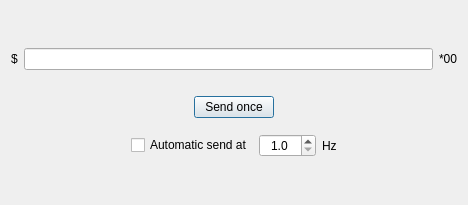
Qt form src/menu_bar/simu/menubar_simdata.ui (Kupofty/OpenSeaNav) before a commit.
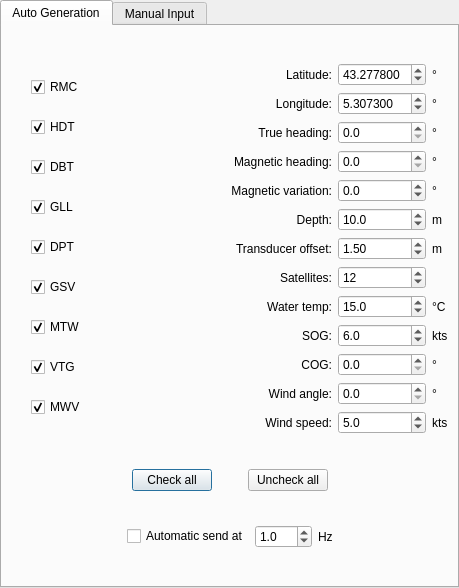
The same form after that commit.

```diff
--- a/src/menu_bar/simu/menubar_simdata.ui
+++ b/src/menu_bar/simu/menubar_simdata.ui
@@ -6,44 +6,749 @@
    <rect>
     <x>0</x>
     <y>0</y>
-    <width>468</width>
-    <height>205</height>
+    <width>459</width>
+    <height>588</height>
    </rect>
   </property>
   <property name="windowTitle">
    <string>Dialog</string>
   </property>
   <layout class="QGridLayout" name="gridLayout">
+   <property name="leftMargin">
+    <number>0</number>
+   </property>
+   <property name="topMargin">
+    <number>0</number>
+   </property>
+   <property name="rightMargin">
+    <number>0</number>
+   </property>
+   <property name="bottomMargin">
+    <number>0</number>
+   </property>
+   <property name="spacing">
+    <number>0</number>
+   </property>
    <item row="0" column="0">
-    <spacer name="verticalSpacer">
+    <widget class="QTabWidget" name="tabWidget">
+     <property name="currentIndex">
+      <number>0</number>
+     </property>
+     <widget class="QWidget" name="tab_auto_generation">
+      <attribute name="title">
+       <string>Auto Generation</string>
+      </attribute>
+      <layout class="QVBoxLayout" name="verticalLayout">
+       <item>
+        <spacer name="verticalSpacer_3">
      <property name="orientation">
       <enum>Qt::Orientation::Vertical</enum>
      </property>
      <property name="sizeHint" stdset="0">
       <size>
        <width>20</width>
-       <height>106</height>
+           <height>40</height>
       </size>
      </property>
     </spacer>
    </item>
-   <item row="4" column="0">
+       <item>
+        <layout class="QHBoxLayout" name="horizontalLayout_5">
+         <property name="leftMargin">
+          <number>0</number>
+         </property>
+         <property name="topMargin">
+          <number>0</number>
+         </property>
+         <item>
+          <layout class="QGridLayout" name="gridLayout_3">
+           <property name="leftMargin">
+            <number>20</number>
+           </property>
+           <item row="2" column="0">
+            <widget class="QCheckBox" name="checkBox_DBT">
+             <property name="sizePolicy">
+              <sizepolicy hsizetype="Maximum" vsizetype="Fixed">
+               <horstretch>0</horstretch>
+               <verstretch>0</verstretch>
+              </sizepolicy>
+             </property>
+             <property name="text">
+              <string notr="true">DBT</string>
+             </property>
+             <property name="checked">
+              <bool>true</bool>
+             </property>
+            </widget>
+           </item>
+           <item row="8" column="0">
+            <widget class="QCheckBox" name="checkBox_MTW">
+             <property name="text">
+              <string notr="true">MTW</string>
+             </property>
+             <property name="checked">
+              <bool>true</bool>
+             </property>
+            </widget>
+           </item>
+           <item row="5" column="0">
+            <widget class="QCheckBox" name="checkBox_DPT">
+             <property name="text">
+              <string notr="true">DPT</string>
+             </property>
+             <property name="checked">
+              <bool>true</bool>
+             </property>
+            </widget>
+           </item>
+           <item row="7" column="0">
+            <widget class="QCheckBox" name="checkBox_GSV">
+             <property name="text">
+              <string notr="true">GSV</string>
+             </property>
+             <property name="checked">
+              <bool>true</bool>
+             </property>
+            </widget>
+           </item>
+           <item row="9" column="0">
+            <widget class="QCheckBox" name="checkBox_VTG">
+             <property name="text">
+              <string notr="true">VTG</string>
+             </property>
+             <property name="checked">
+              <bool>true</bool>
+             </property>
+            </widget>
+           </item>
+           <item row="0" column="0">
+            <widget class="QCheckBox" name="checkBox_RMC">
+             <property name="text">
+              <string notr="true">RMC</string>
+             </property>
+             <property name="checked">
+              <bool>true</bool>
+             </property>
+            </widget>
+           </item>
+           <item row="3" column="0">
+            <widget class="QCheckBox" name="checkBox_GLL">
+             <property name="text">
+              <string notr="true">GLL</string>
+             </property>
+             <property name="checked">
+              <bool>true</bool>
+             </property>
+            </widget>
+           </item>
+           <item row="1" column="0">
+            <widget class="QCheckBox" name="checkBox_HDT">
+             <property name="text">
+              <string notr="true">HDT</string>
+             </property>
+             <property name="checked">
+              <bool>true</bool>
+             </property>
+            </widget>
+           </item>
+           <item row="10" column="0">
+            <widget class="QCheckBox" name="checkBox_MWV">
+             <property name="text">
+              <string notr="true">MWV</string>
+             </property>
+             <property name="checked">
+              <bool>true</bool>
+             </property>
+            </widget>
+           </item>
+          </layout>
+         </item>
+         <item>
+          <layout class="QGridLayout" name="gridLayout_2">
+           <property name="topMargin">
+            <number>0</number>
+           </property>
+           <item row="3" column="1">
+            <widget class="QLabel" name="label_17">
+             <property name="text">
+              <string>Magnetic heading:</string>
+             </property>
+             <property name="alignment">
+              <set>Qt::AlignmentFlag::AlignRight|Qt::AlignmentFlag::AlignTrailing|Qt::AlignmentFlag::AlignVCenter</set>
+             </property>
+            </widget>
+           </item>
+           <item row="1" column="3">
+            <widget class="QLabel" name="label_13">
+             <property name="text">
+              <string notr="true">°</string>
+             </property>
+            </widget>
+           </item>
+           <item row="12" column="2">
+            <widget class="QDoubleSpinBox" name="doubleSpinBox_windSpeed">
+             <property name="decimals">
+              <number>1</number>
+             </property>
+             <property name="value">
+              <double>5.000000000000000</double>
+             </property>
+            </widget>
+           </item>
+           <item row="3" column="2">
+            <widget class="QDoubleSpinBox" name="doubleSpinBox_magHeading">
+             <property name="decimals">
+              <number>1</number>
+             </property>
+             <property name="minimum">
+              <double>0.000000000000000</double>
+             </property>
+             <property name="maximum">
+              <double>360.000000000000000</double>
+             </property>
+             <property name="singleStep">
+              <double>45.000000000000000</double>
+             </property>
+            </widget>
+           </item>
+           <item row="1" column="2">
+            <widget class="QDoubleSpinBox" name="doubleSpinBox_longitude">
+             <property name="decimals">
+              <number>6</number>
+             </property>
+             <property name="minimum">
+              <double>-90.000000000000000</double>
+             </property>
+             <property name="maximum">
+              <double>90.000000000000000</double>
+             </property>
+             <property name="value">
+              <double>5.307300000000000</double>
+             </property>
+            </widget>
+           </item>
+           <item row="2" column="2">
+            <widget class="QDoubleSpinBox" name="doubleSpinBox_trueHeading">
+             <property name="decimals">
+              <number>1</number>
+             </property>
+             <property name="minimum">
+              <double>0.000000000000000</double>
+             </property>
+             <property name="maximum">
+              <double>360.000000000000000</double>
+             </property>
+             <property name="singleStep">
+              <double>45.000000000000000</double>
+             </property>
+             <property name="value">
+              <double>0.000000000000000</double>
+             </property>
+            </widget>
+           </item>
+           <item row="4" column="2">
+            <widget class="QDoubleSpinBox" name="doubleSpinBox_magVariation">
+             <property name="decimals">
+              <number>1</number>
+             </property>
+             <property name="minimum">
+              <double>-360.000000000000000</double>
+             </property>
+             <property name="maximum">
+              <double>360.000000000000000</double>
+             </property>
+            </widget>
+           </item>
+           <item row="8" column="1">
+            <widget class="QLabel" name="label_15">
+             <property name="text">
+              <string>Water temp:</string>
+             </property>
+             <property name="alignment">
+              <set>Qt::AlignmentFlag::AlignRight|Qt::AlignmentFlag::AlignTrailing|Qt::AlignmentFlag::AlignVCenter</set>
+             </property>
+            </widget>
+           </item>
+           <item row="5" column="3">
+            <widget class="QLabel" name="label_5">
+             <property name="sizePolicy">
+              <sizepolicy hsizetype="Maximum" vsizetype="Preferred">
+               <horstretch>0</horstretch>
+               <verstretch>0</verstretch>
+              </sizepolicy>
+             </property>
+             <property name="text">
+              <string notr="true">m</string>
+             </property>
+            </widget>
+           </item>
+           <item row="4" column="1">
+            <widget class="QLabel" name="label_21">
+             <property name="text">
+              <string>Magnetic variation:</string>
+             </property>
+             <property name="alignment">
+              <set>Qt::AlignmentFlag::AlignRight|Qt::AlignmentFlag::AlignTrailing|Qt::AlignmentFlag::AlignVCenter</set>
+             </property>
+            </widget>
+           </item>
+           <item row="0" column="1">
+            <widget class="QLabel" name="label_10">
+             <property name="text">
+              <string>Latitude:</string>
+             </property>
+             <property name="alignment">
+              <set>Qt::AlignmentFlag::AlignRight|Qt::AlignmentFlag::AlignTrailing|Qt::AlignmentFlag::AlignVCenter</set>
+             </property>
+            </widget>
+           </item>
+           <item row="1" column="1">
+            <widget class="QLabel" name="label_12">
+             <property name="text">
+              <string>Longitude:</string>
+             </property>
+             <property name="alignment">
+              <set>Qt::AlignmentFlag::AlignRight|Qt::AlignmentFlag::AlignTrailing|Qt::AlignmentFlag::AlignVCenter</set>
+             </property>
+            </widget>
+           </item>
+           <item row="6" column="3">
+            <widget class="QLabel" name="label_9">
+             <property name="text">
+              <string notr="true">m</string>
+             </property>
+            </widget>
+           </item>
+           <item row="7" column="1">
+            <widget class="QLabel" name="label_7">
+             <property name="text">
+              <string>Satellites:</string>
+             </property>
+             <property name="alignment">
+              <set>Qt::AlignmentFlag::AlignRight|Qt::AlignmentFlag::AlignTrailing|Qt::AlignmentFlag::AlignVCenter</set>
+             </property>
+            </widget>
+           </item>
+           <item row="6" column="2">
+            <widget class="QDoubleSpinBox" name="doubleSpinBox_transducerOffset">
+             <property name="singleStep">
+              <double>0.100000000000000</double>
+             </property>
+             <property name="value">
+              <double>1.500000000000000</double>
+             </property>
+            </widget>
+           </item>
+           <item row="10" column="1">
+            <widget class="QLabel" name="label_23">
+             <property name="text">
+              <string notr="true">COG:</string>
+             </property>
+             <property name="alignment">
+              <set>Qt::AlignmentFlag::AlignRight|Qt::AlignmentFlag::AlignTrailing|Qt::AlignmentFlag::AlignVCenter</set>
+             </property>
+            </widget>
+           </item>
+           <item row="9" column="1">
+            <widget class="QLabel" name="label_19">
+             <property name="text">
+              <string notr="true">SOG:</string>
+             </property>
+             <property name="alignment">
+              <set>Qt::AlignmentFlag::AlignRight|Qt::AlignmentFlag::AlignTrailing|Qt::AlignmentFlag::AlignVCenter</set>
+             </property>
+            </widget>
+           </item>
+           <item row="0" column="2">
+            <widget class="QDoubleSpinBox" name="doubleSpinBox_latitude">
+             <property name="sizePolicy">
+              <sizepolicy hsizetype="Maximum" vsizetype="Fixed">
+               <horstretch>0</horstretch>
+               <verstretch>0</verstretch>
+              </sizepolicy>
+             </property>
+             <property name="decimals">
+              <number>6</number>
+             </property>
+             <property name="minimum">
+              <double>-90.000000000000000</double>
+             </property>
+             <property name="maximum">
+              <double>90.000000000000000</double>
+             </property>
+             <property name="value">
+              <double>43.277799999999999</double>
+             </property>
+            </widget>
+           </item>
+           <item row="12" column="1">
+            <widget class="QLabel" name="label_27">
+             <property name="text">
+              <string>Wind speed:</string>
+             </property>
+             <property name="alignment">
+              <set>Qt::AlignmentFlag::AlignRight|Qt::AlignmentFlag::AlignTrailing|Qt::AlignmentFlag::AlignVCenter</set>
+             </property>
+            </widget>
+           </item>
+           <item row="4" column="3">
+            <widget class="QLabel" name="label_22">
+             <property name="text">
+              <string notr="true">°</string>
+             </property>
+            </widget>
+           </item>
+           <item row="8" column="3">
+            <widget class="QLabel" name="label_16">
+             <property name="text">
+              <string notr="true">°C</string>
+             </property>
+            </widget>
+           </item>
+           <item row="10" column="3">
+            <widget class="QLabel" name="label_24">
+             <property name="text">
+              <string notr="true">°</string>
+             </property>
+            </widget>
+           </item>
+           <item row="5" column="1">
+            <widget class="QLabel" name="label_6">
+             <property name="text">
+              <string>Depth:</string>
+             </property>
+             <property name="alignment">
+              <set>Qt::AlignmentFlag::AlignRight|Qt::AlignmentFlag::AlignTrailing|Qt::AlignmentFlag::AlignVCenter</set>
+             </property>
+            </widget>
+           </item>
+           <item row="6" column="1">
+            <widget class="QLabel" name="label_8">
+             <property name="text">
+              <string>Transducer offset:</string>
+             </property>
+             <property name="alignment">
+              <set>Qt::AlignmentFlag::AlignRight|Qt::AlignmentFlag::AlignTrailing|Qt::AlignmentFlag::AlignVCenter</set>
+             </property>
+            </widget>
+           </item>
+           <item row="9" column="2">
+            <widget class="QDoubleSpinBox" name="doubleSpinBox_speed">
+             <property name="decimals">
+              <number>1</number>
+             </property>
+             <property name="value">
+              <double>6.000000000000000</double>
+             </property>
+            </widget>
+           </item>
+           <item row="2" column="3">
+            <widget class="QLabel" name="label_4">
+             <property name="text">
+              <string notr="true">°</string>
+             </property>
+            </widget>
+           </item>
+           <item row="5" column="2">
+            <widget class="QDoubleSpinBox" name="doubleSpinBox_depth">
+             <property name="sizePolicy">
+              <sizepolicy hsizetype="Minimum" vsizetype="Fixed">
+               <horstretch>0</horstretch>
+               <verstretch>0</verstretch>
+              </sizepolicy>
+             </property>
+             <property name="decimals">
+              <number>1</number>
+             </property>
+             <property name="maximum">
+              <double>11000.000000000000000</double>
+             </property>
+             <property name="singleStep">
+              <double>5.000000000000000</double>
+             </property>
+             <property name="value">
+              <double>10.000000000000000</double>
+             </property>
+            </widget>
+           </item>
+           <item row="0" column="3">
+            <widget class="QLabel" name="label_11">
+             <property name="text">
+              <string notr="true">°</string>
+             </property>
+            </widget>
+           </item>
+           <item row="3" column="3">
+            <widget class="QLabel" name="label_18">
+             <property name="text">
+              <string notr="true">°</string>
+             </property>
+            </widget>
+           </item>
+           <item row="8" column="2">
+            <widget class="QDoubleSpinBox" name="doubleSpinBox_waterTemp">
+             <property name="decimals">
+              <number>1</number>
+             </property>
+             <property name="minimum">
+              <double>-100.000000000000000</double>
+             </property>
+             <property name="value">
+              <double>15.000000000000000</double>
+             </property>
+            </widget>
+           </item>
+           <item row="9" column="3">
+            <widget class="QLabel" name="label_20">
+             <property name="text">
+              <string>kts</string>
+             </property>
+            </widget>
+           </item>
+           <item row="7" column="2">
+            <widget class="QSpinBox" name="spinBox">
+             <property name="value">
+              <number>12</number>
+             </property>
+            </widget>
+           </item>
+           <item row="2" column="1">
+            <widget class="QLabel" name="label_3">
+             <property name="text">
+              <string>True heading:</string>
+             </property>
+             <property name="alignment">
+              <set>Qt::AlignmentFlag::AlignRight|Qt::AlignmentFlag::AlignTrailing|Qt::AlignmentFlag::AlignVCenter</set>
+             </property>
+            </widget>
+           </item>
+           <item row="10" column="2">
+            <widget class="QDoubleSpinBox" name="doubleSpinBox_cog">
+             <property name="decimals">
+              <number>1</number>
+             </property>
+             <property name="minimum">
+              <double>0.000000000000000</double>
+             </property>
+             <property name="maximum">
+              <double>360.000000000000000</double>
+             </property>
+             <property name="singleStep">
+              <double>45.000000000000000</double>
+             </property>
+            </widget>
+           </item>
+           <item row="12" column="3">
+            <widget class="QLabel" name="label_28">
+             <property name="text">
+              <string>kts</string>
+             </property>
+            </widget>
+           </item>
+           <item row="11" column="1">
+            <widget class="QLabel" name="label_25">
+             <property name="text">
+              <string>Wind angle:</string>
+             </property>
+             <property name="alignment">
+              <set>Qt::AlignmentFlag::AlignRight|Qt::AlignmentFlag::AlignTrailing|Qt::AlignmentFlag::AlignVCenter</set>
+             </property>
+            </widget>
+           </item>
+           <item row="11" column="2">
+            <widget class="QDoubleSpinBox" name="doubleSpinBox_windRelativeAngle">
+             <property name="decimals">
+              <number>1</number>
+             </property>
+             <property name="maximum">
+              <double>360.000000000000000</double>
+             </property>
+             <property name="singleStep">
+              <double>45.000000000000000</double>
+             </property>
+            </widget>
+           </item>
+           <item row="11" column="3">
+            <widget class="QLabel" name="label_26">
+             <property name="text">
+              <string notr="true">°</string>
+             </property>
+            </widget>
+           </item>
+          </layout>
+         </item>
+        </layout>
+       </item>
+       <item>
+        <spacer name="verticalSpacer_5">
+         <property name="orientation">
+          <enum>Qt::Orientation::Vertical</enum>
+         </property>
+         <property name="sizeHint" stdset="0">
+          <size>
+           <width>20</width>
+           <height>40</height>
+          </size>
+         </property>
+        </spacer>
+       </item>
+       <item>
+        <layout class="QHBoxLayout" name="horizontalLayout_6">
+         <property name="topMargin">
+          <number>0</number>
+         </property>
+         <item>
+          <spacer name="horizontalSpacer">
+           <property name="orientation">
+            <enum>Qt::Orientation::Horizontal</enum>
+           </property>
+           <property name="sizeHint" stdset="0">
+            <size>
+             <width>40</width>
+             <height>20</height>
+            </size>
+           </property>
+          </spacer>
+         </item>
+         <item>
+          <widget class="QPushButton" name="pushButton_checkAll">
+           <property name="text">
+            <string>Check all</string>
+           </property>
+          </widget>
+         </item>
+         <item>
+          <spacer name="horizontalSpacer_2">
+           <property name="orientation">
+            <enum>Qt::Orientation::Horizontal</enum>
+           </property>
+           <property name="sizeType">
+            <enum>QSizePolicy::Policy::Preferred</enum>
+           </property>
+           <property name="sizeHint" stdset="0">
+            <size>
+             <width>30</width>
+             <height>20</height>
+            </size>
+           </property>
+          </spacer>
+         </item>
+         <item>
+          <widget class="QPushButton" name="pushButton_uncheckAll">
+           <property name="text">
+            <string>Uncheck all</string>
+           </property>
+          </widget>
+         </item>
+         <item>
+          <spacer name="horizontalSpacer_7">
+           <property name="orientation">
+            <enum>Qt::Orientation::Horizontal</enum>
+           </property>
+           <property name="sizeHint" stdset="0">
+            <size>
+             <width>40</width>
+             <height>20</height>
+            </size>
+           </property>
+          </spacer>
+         </item>
+        </layout>
+       </item>
+       <item>
+        <spacer name="verticalSpacer_7">
+         <property name="orientation">
+          <enum>Qt::Orientation::Vertical</enum>
+         </property>
+         <property name="sizeHint" stdset="0">
+          <size>
+           <width>20</width>
+           <height>40</height>
+          </size>
+         </property>
+        </spacer>
+       </item>
+       <item>
+        <layout class="QHBoxLayout" name="horizontalLayout_4">
+         <property name="topMargin">
+          <number>0</number>
+         </property>
+         <item>
+          <spacer name="horizontalSpacer_10">
+           <property name="orientation">
+            <enum>Qt::Orientation::Horizontal</enum>
+           </property>
+           <property name="sizeHint" stdset="0">
+            <size>
+             <width>40</width>
+             <height>20</height>
+            </size>
+           </property>
+          </spacer>
+         </item>
+         <item>
+          <widget class="QCheckBox" name="checkBox_simAutomaticSend">
+           <property name="text">
+            <string>Automatic send at</string>
+           </property>
+          </widget>
+         </item>
+         <item>
+          <widget class="QDoubleSpinBox" name="doubleSpinBox_simFreq">
+           <property name="decimals">
+            <number>1</number>
+           </property>
+           <property name="minimum">
+            <double>0.100000000000000</double>
+           </property>
+           <property name="value">
+            <double>1.000000000000000</double>
+           </property>
+          </widget>
+         </item>
+         <item>
+          <widget class="QLabel" name="label_14">
+           <property name="text">
+            <string notr="true">Hz</string>
+           </property>
+          </widget>
+         </item>
+         <item>
+          <spacer name="horizontalSpacer_11">
+           <property name="orientation">
+            <enum>Qt::Orientation::Horizontal</enum>
+           </property>
+           <property name="sizeHint" stdset="0">
+            <size>
+             <width>40</width>
+             <height>20</height>
+            </size>
+           </property>
+          </spacer>
+         </item>
+        </layout>
+       </item>
+       <item>
     <spacer name="verticalSpacer_4">
      <property name="orientation">
       <enum>Qt::Orientation::Vertical</enum>
      </property>
-     <property name="sizeType">
-      <enum>QSizePolicy::Policy::Fixed</enum>
-     </property>
      <property name="sizeHint" stdset="0">
       <size>
        <width>20</width>
-       <height>10</height>
+           <height>40</height>
       </size>
      </property>
     </spacer>
    </item>
-   <item row="6" column="0">
+      </layout>
+     </widget>
+     <widget class="QWidget" name="tab_manual_input">
+      <attribute name="title">
+       <string>Manual Input</string>
+      </attribute>
+      <layout class="QVBoxLayout" name="verticalLayout_2">
+       <item>
     <spacer name="verticalSpacer_2">
      <property name="orientation">
       <enum>Qt::Orientation::Vertical</enum>
@@ -51,12 +756,12 @@
      <property name="sizeHint" stdset="0">
       <size>
        <width>20</width>
-       <height>105</height>
+           <height>40</height>
       </size>
      </property>
     </spacer>
    </item>
-   <item row="1" column="0">
+       <item>
     <layout class="QHBoxLayout" name="horizontalLayout">
      <property name="leftMargin">
       <number>0</number>
@@ -93,8 +798,24 @@
      </item>
     </layout>
    </item>
-   <item row="3" column="0">
-    <layout class="QHBoxLayout" name="horizontalLayout_2">
+       <item>
+        <spacer name="verticalSpacer_6">
+         <property name="orientation">
+          <enum>Qt::Orientation::Vertical</enum>
+         </property>
+         <property name="sizeType">
+          <enum>QSizePolicy::Policy::Minimum</enum>
+         </property>
+         <property name="sizeHint" stdset="0">
+          <size>
+           <width>20</width>
+           <height>20</height>
+          </size>
+         </property>
+        </spacer>
+       </item>
+       <item>
+        <layout class="QHBoxLayout" name="horizontalLayout_3">
      <property name="topMargin">
       <number>0</number>
      </property>
@@ -125,26 +846,6 @@
       </widget>
      </item>
      <item>
-      <spacer name="horizontalSpacer_3">
-       <property name="orientation">
-        <enum>Qt::Orientation::Horizontal</enum>
-       </property>
-       <property name="sizeHint" stdset="0">
-        <size>
-         <width>40</width>
-         <height>20</height>
-        </size>
-       </property>
-      </spacer>
-     </item>
-    </layout>
-   </item>
-   <item row="5" column="0">
-    <layout class="QHBoxLayout" name="horizontalLayout_3">
-     <property name="topMargin">
-      <number>0</number>
-     </property>
-     <item>
       <spacer name="horizontalSpacer_5">
        <property name="orientation">
         <enum>Qt::Orientation::Horizontal</enum>
@@ -157,6 +858,26 @@
        </property>
       </spacer>
      </item>
+        </layout>
+       </item>
+       <item>
+        <layout class="QHBoxLayout" name="horizontalLayout_2">
+         <property name="topMargin">
+          <number>0</number>
+         </property>
+         <item>
+          <spacer name="horizontalSpacer_4">
+           <property name="orientation">
+            <enum>Qt::Orientation::Horizontal</enum>
+           </property>
+           <property name="sizeHint" stdset="0">
+            <size>
+             <width>40</width>
+             <height>20</height>
+            </size>
+           </property>
+          </spacer>
+         </item>
      <item>
       <widget class="QCheckBox" name="checkBox_automatic_send">
        <property name="text">
@@ -179,7 +900,7 @@
         <number>1</number>
        </property>
        <property name="minimum">
-        <double>1.000000000000000</double>
+            <double>0.100000000000000</double>
        </property>
        <property name="value">
         <double>1.000000000000000</double>
@@ -208,21 +929,22 @@
      </item>
     </layout>
    </item>
-   <item row="2" column="0">
-    <spacer name="verticalSpacer_3">
+       <item>
+        <spacer name="verticalSpacer">
      <property name="orientation">
       <enum>Qt::Orientation::Vertical</enum>
      </property>
-     <property name="sizeType">
-      <enum>QSizePolicy::Policy::Fixed</enum>
-     </property>
      <property name="sizeHint" stdset="0">
       <size>
        <width>20</width>
-       <height>20</height>
+           <height>40</height>
       </size>
      </property>
     </spacer>
+       </item>
+      </layout>
+     </widget>
+    </widget>
    </item>
   </layout>
  </widget>
```
Left out of the diff: 4 changed lines with no effect on the pictures. Lines whose indentation alone changed are shown as unchanged.
